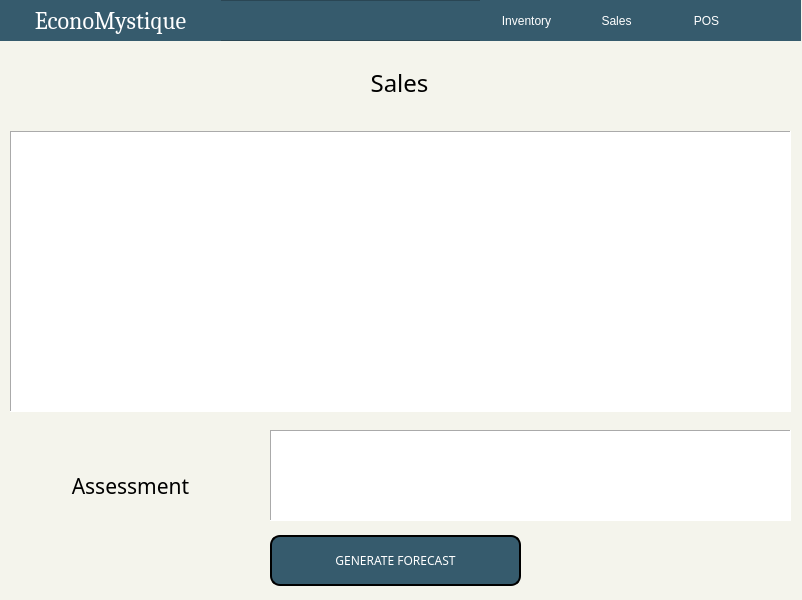
Old version of the form sales.ui in the repository ongchangco/Economystique2.
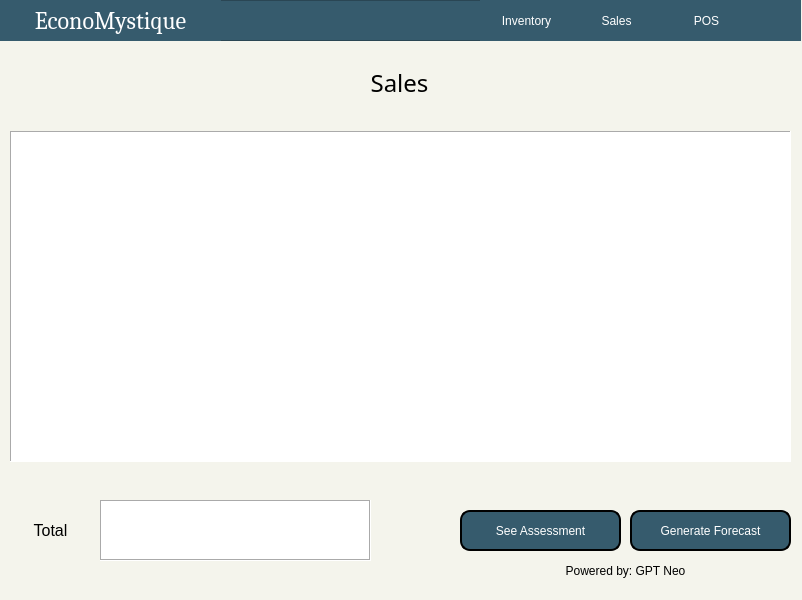
New version of the form. Icons and pictures are not drawn.

Commit message: Sales UI Redesign Added Total Sales

The edit to the form file:
```diff
--- a/sales.ui
+++ b/sales.ui
@@ -216,70 +216,6 @@
     </property>
    </widget>
   </widget>
-  <widget class="QPushButton" name="forecastButton">
-   <property name="geometry">
-    <rect>
-     <x>270</x>
-     <y>535</y>
-     <width>251</width>
-     <height>51</height>
-    </rect>
-   </property>
-   <property name="font">
-    <font>
-     <family>Sans Serif Collection</family>
-    </font>
-   </property>
-   <property name="cursor">
-    <cursorShape>PointingHandCursor</cursorShape>
-   </property>
-   <property name="styleSheet">
-    <string notr="true">QPushButton{
-	background: #365b6d;
-	color: white;
-	border-style: outset;
-	border-width: 2px;
-	border-radius:10px;
-	border-color: black;
-}
-QPushButton:hover {
-    background-color: #5b8ca4;
-	border: 2px solid #365b6d;
-}
-QPushButton:pressed {
-    border-style: inset;
-    background-color: #365b6d;
-}</string>
-   </property>
-   <property name="text">
-    <string>GENERATE FORECAST</string>
-   </property>
-   <property name="flat">
-    <bool>false</bool>
-   </property>
-  </widget>
-  <widget class="QLabel" name="Assessment">
-   <property name="geometry">
-    <rect>
-     <x>10</x>
-     <y>460</y>
-     <width>241</width>
-     <height>51</height>
-    </rect>
-   </property>
-   <property name="font">
-    <font>
-     <family>Sans Serif Collection</family>
-     <pointsize>16</pointsize>
-    </font>
-   </property>
-   <property name="text">
-    <string>Assessment</string>
-   </property>
-   <property name="alignment">
-    <set>Qt::AlignCenter</set>
-   </property>
-  </widget>
   <widget class="QLabel" name="SalesRecords">
    <property name="geometry">
     <rect>
@@ -308,7 +244,7 @@
      <x>10</x>
      <y>131</y>
      <width>781</width>
-     <height>281</height>
+     <height>331</height>
     </rect>
    </property>
    <property name="styleSheet">
@@ -318,20 +254,150 @@
     <enum>QFrame::Panel</enum>
    </property>
   </widget>
-  <widget class="QTextBrowser" name="txtAssessment">
+  <widget class="QLabel" name="label">
    <property name="geometry">
     <rect>
-     <x>270</x>
-     <y>430</y>
-     <width>521</width>
-     <height>91</height>
+     <x>10</x>
+     <y>500</y>
+     <width>81</width>
+     <height>61</height>
     </rect>
    </property>
+   <property name="font">
+    <font>
+     <pointsize>12</pointsize>
+    </font>
+   </property>
    <property name="styleSheet">
-    <string notr="true">background: #ffffff</string>
+    <string notr="true"/>
    </property>
+   <property name="text">
+    <string>Total</string>
+   </property>
+   <property name="alignment">
+    <set>Qt::AlignCenter</set>
+   </property>
+  </widget>
+  <widget class="QLabel" name="lblTotal">
+   <property name="geometry">
+    <rect>
+     <x>100</x>
+     <y>500</y>
+     <width>271</width>
+     <height>61</height>
+    </rect>
+   </property>
+   <property name="font">
+    <font>
+     <pointsize>12</pointsize>
+    </font>
+   </property>
+   <property name="styleSheet">
+    <string notr="true">background: white;
+</string>
+   </property>
    <property name="frameShape">
-    <enum>QFrame::Panel</enum>
+    <enum>QFrame::Box</enum>
+   </property>
+   <property name="frameShadow">
+    <enum>QFrame::Sunken</enum>
+   </property>
+   <property name="text">
+    <string/>
+   </property>
+   <property name="alignment">
+    <set>Qt::AlignCenter</set>
+   </property>
+  </widget>
+  <widget class="QPushButton" name="btnAssessment">
+   <property name="geometry">
+    <rect>
+     <x>460</x>
+     <y>510</y>
+     <width>161</width>
+     <height>41</height>
+    </rect>
+   </property>
+   <property name="styleSheet">
+    <string notr="true">QPushButton{
+	background: #365b6d;
+	color: white;
+	border-style: outset;
+	border-width: 2px;
+	border-radius:10px;
+	border-color: black;
+}
+QPushButton:hover {
+    background-color: #53786d;
+	border: 2px solid black;
+}
+QPushButton:pressed {
+    border-style: inset;
+    background-color: #365b6d;
+}</string>
+   </property>
+   <property name="text">
+    <string>See Assessment</string>
+   </property>
+  </widget>
+  <widget class="QPushButton" name="forecastButton">
+   <property name="geometry">
+    <rect>
+     <x>630</x>
+     <y>510</y>
+     <width>161</width>
+     <height>41</height>
+    </rect>
+   </property>
+   <property name="styleSheet">
+    <string notr="true">QPushButton{
+	background: #365b6d;
+	color: white;
+	border-style: outset;
+	border-width: 2px;
+	border-radius:10px;
+	border-color: black;
+}
+QPushButton:hover {
+    background-color: #53786d;
+	border: 2px solid black;
+}
+QPushButton:pressed {
+    border-style: inset;
+    background-color: #365b6d;
+}</string>
+   </property>
+   <property name="text">
+    <string>Generate Forecast</string>
+   </property>
+   <property name="icon">
+    <iconset>
+     <normaloff>img/econologo_transparent_cropped.png</normaloff>img/econologo_transparent_cropped.png</iconset>
+   </property>
+   <property name="iconSize">
+    <size>
+     <width>15</width>
+     <height>40</height>
+    </size>
+   </property>
+  </widget>
+  <widget class="QLabel" name="label_2">
+   <property name="geometry">
+    <rect>
+     <x>460</x>
+     <y>560</y>
+     <width>331</width>
+     <height>21</height>
+    </rect>
+   </property>
+   <property name="styleSheet">
+    <string notr="true"/>
+   </property>
+   <property name="text">
+    <string>Powered by: GPT Neo</string>
+   </property>
+   <property name="alignment">
+    <set>Qt::AlignCenter</set>
    </property>
   </widget>
  </widget>
```
The commit also changes 8 other files.
